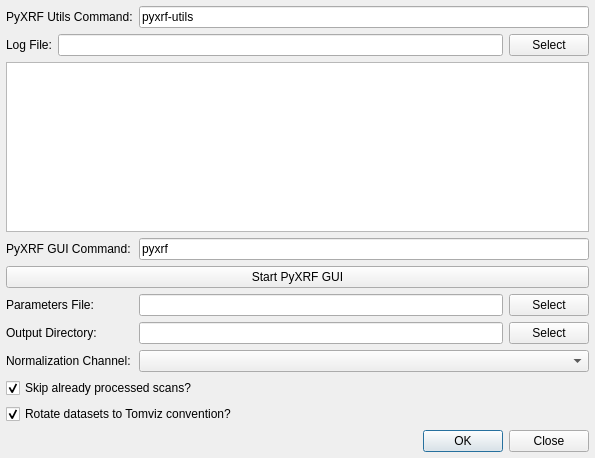
Before: the Qt Designer form tomviz/PyXRFProcessDialog.ui in OpenChemistry/tomviz, drawn with Qt 5.
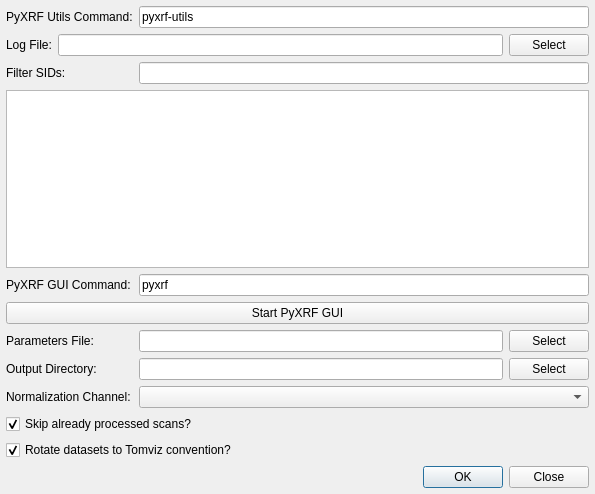
After: the same form once the commit is applied.

Commit message:
Add SID filtering to XRF process dialog
This allows numpy-like syntax to be used to filter out scan IDs.

The edit to the form file:
```diff
--- a/tomviz/PyXRFProcessDialog.ui
+++ b/tomviz/PyXRFProcessDialog.ui
@@ -7,7 +7,7 @@
     <x>0</x>
     <y>0</y>
     <width>595</width>
-    <height>458</height>
+    <height>494</height>
    </rect>
   </property>
   <property name="windowTitle">
@@ -26,7 +26,14 @@
    <property name="bottomMargin">
     <number>6</number>
    </property>
-   <item row="8" column="0">
+   <item row="9" column="1">
+    <widget class="QLineEdit" name="outputDirectory">
+     <property name="toolTip">
+      <string>&lt;html&gt;&lt;head/&gt;&lt;body&gt;&lt;p&gt;The directory where the output will be written.&lt;/p&gt;&lt;/body&gt;&lt;/html&gt;</string>
+     </property>
+    </widget>
+   </item>
+   <item row="9" column="0">
     <widget class="QLabel" name="outputDirectoryLabel">
      <property name="toolTip">
       <string>&lt;html&gt;&lt;head/&gt;&lt;body&gt;&lt;p&gt;The directory where the output will be written.&lt;/p&gt;&lt;/body&gt;&lt;/html&gt;</string>
@@ -39,48 +46,7 @@
      </property>
     </widget>
    </item>
-   <item row="7" column="1">
-    <widget class="QLineEdit" name="parametersFile">
-     <property name="toolTip">
-      <string>&lt;html&gt;&lt;head/&gt;&lt;body&gt;&lt;p&gt;Select the parameters file that was generated using the PyXRF GUI on one of the datasets.&lt;/p&gt;&lt;/body&gt;&lt;/html&gt;</string>
-     </property>
-    </widget>
-   </item>
-   <item row="1" column="1" colspan="2">
-    <widget class="QLineEdit" name="command">
-     <property name="text">
-      <string>pyxrf-utils</string>
-     </property>
-    </widget>
-   </item>
-   <item row="9" column="1" colspan="2">
-    <widget class="QComboBox" name="icName">
-     <property name="toolTip">
-      <string>&lt;html&gt;&lt;head/&gt;&lt;body&gt;&lt;p&gt;Name of the scalar for normalization of fluorescence data.&lt;/p&gt;&lt;/body&gt;&lt;/html&gt;</string>
-     </property>
-    </widget>
-   </item>
-   <item row="1" column="0">
-    <widget class="QLabel" name="commandLabel">
-     <property name="text">
-      <string>PyXRF Utils Command:</string>
-     </property>
-    </widget>
-   </item>
-   <item row="9" column="0">
-    <widget class="QLabel" name="icNameLabel">
-     <property name="toolTip">
-      <string>&lt;html&gt;&lt;head/&gt;&lt;body&gt;&lt;p&gt;Name of the scalar for normalization of fluorescence data.&lt;/p&gt;&lt;/body&gt;&lt;/html&gt;</string>
-     </property>
-     <property name="text">
-      <string>Normalization Channel:</string>
-     </property>
-     <property name="buddy">
-      <cstring>icName</cstring>
-     </property>
-    </widget>
-   </item>
-   <item row="12" column="0" colspan="3">
+   <item row="13" column="0" colspan="3">
     <widget class="QDialogButtonBox" name="buttonBox">
      <property name="orientation">
       <enum>Qt::Horizontal</enum>
@@ -90,27 +56,17 @@
      </property>
     </widget>
    </item>
-   <item row="7" column="0">
-    <widget class="QLabel" name="parametersFileLabel">
+   <item row="4" column="0">
+    <widget class="QLabel" name="filterSidsLabel">
      <property name="toolTip">
-      <string>&lt;html&gt;&lt;head/&gt;&lt;body&gt;&lt;p&gt;Select the parameters file that was generated using the PyXRF GUI on one of the datasets.&lt;/p&gt;&lt;/body&gt;&lt;/html&gt;</string>
+      <string>&lt;html&gt;&lt;head/&gt;&lt;body&gt;&lt;p&gt;Filter out SIDs using numpy-like slice syntax. For example: &lt;br/&gt;&lt;/p&gt;&lt;p&gt;157394:157413:3&lt;br/&gt;&lt;/p&gt;&lt;p&gt;This would only allow every third number between 157394 (inclusive) and 157413 (exclusive) to be shown.&lt;br/&gt;&lt;/p&gt;&lt;p&gt;The filtered out SIDs are hidden and won't be used in the next step.&lt;br/&gt;&lt;/p&gt;&lt;p&gt;This also supports separate sets of comma-delimited slices, for example:&lt;br/&gt;&lt;/p&gt;&lt;p&gt;157394:157413:3, 157420:157500:2&lt;/p&gt;&lt;/body&gt;&lt;/html&gt;</string>
      </property>
      <property name="text">
-      <string>Parameters File:</string>
+      <string>Filter SIDs:</string>
      </property>
-     <property name="buddy">
-      <cstring>parametersFile</cstring>
-     </property>
     </widget>
    </item>
-   <item row="8" column="1">
-    <widget class="QLineEdit" name="outputDirectory">
-     <property name="toolTip">
-      <string>&lt;html&gt;&lt;head/&gt;&lt;body&gt;&lt;p&gt;The directory where the output will be written.&lt;/p&gt;&lt;/body&gt;&lt;/html&gt;</string>
-     </property>
-    </widget>
-   </item>
-   <item row="10" column="0" colspan="3">
+   <item row="11" column="0" colspan="3">
     <widget class="QCheckBox" name="skipProcessed">
      <property name="toolTip">
       <string>&lt;html&gt;&lt;head/&gt;&lt;body&gt;&lt;p&gt;xrf-tomo will store the output from processed scans within the input HDF5 files. If this is checked, any HDF5 files that have already been processed will be skipped over, and their old output re-used.&lt;/p&gt;&lt;p&gt;&lt;br/&gt;&lt;/p&gt;&lt;p&gt;This should be unchecked if you change the parameters file or the normalization channel - otherwise, previously processed files will not be processed with the updated values.&lt;/p&gt;&lt;/body&gt;&lt;/html&gt;</string>
@@ -123,33 +79,7 @@
      </property>
     </widget>
    </item>
-   <item row="3" column="0" colspan="3">
-    <widget class="QTableWidget" name="logFileTable">
-     <property name="editTriggers">
-      <set>QAbstractItemView::NoEditTriggers</set>
-     </property>
-     <property name="selectionMode">
-      <enum>QAbstractItemView::NoSelection</enum>
-     </property>
-     <attribute name="horizontalHeaderStretchLastSection">
-      <bool>true</bool>
-     </attribute>
-    </widget>
-   </item>
-   <item row="11" column="0" colspan="3">
-    <widget class="QCheckBox" name="rotateDatasets">
-     <property name="toolTip">
-      <string>&lt;html&gt;&lt;head/&gt;&lt;body&gt;&lt;p&gt;The orientation of the tilt series from PyXRF does match what Tomviz expects internally. Rotating the data ensures that the later Tomviz operators will be able to run properly.&lt;/p&gt;&lt;/body&gt;&lt;/html&gt;</string>
-     </property>
-     <property name="text">
-      <string>Rotate datasets to Tomviz convention?</string>
-     </property>
-     <property name="checked">
-      <bool>true</bool>
-     </property>
-    </widget>
-   </item>
-   <item row="7" column="2">
+   <item row="8" column="2">
     <widget class="QPushButton" name="selectParametersFile">
      <property name="toolTip">
       <string>&lt;html&gt;&lt;head/&gt;&lt;body&gt;&lt;p&gt;Select the parameters file that was generated using the PyXRF GUI on one of the datasets.&lt;/p&gt;&lt;/body&gt;&lt;/html&gt;</string>
@@ -159,6 +89,20 @@
      </property>
     </widget>
    </item>
+   <item row="1" column="0">
+    <widget class="QLabel" name="commandLabel">
+     <property name="text">
+      <string>PyXRF Utils Command:</string>
+     </property>
+    </widget>
+   </item>
+   <item row="1" column="1" colspan="2">
+    <widget class="QLineEdit" name="command">
+     <property name="text">
+      <string>pyxrf-utils</string>
+     </property>
+    </widget>
+   </item>
    <item row="2" column="0" colspan="3">
     <layout class="QHBoxLayout" name="logFileLayout">
      <item>
@@ -193,24 +137,27 @@
      </item>
     </layout>
    </item>
-   <item row="8" column="2">
-    <widget class="QPushButton" name="selectOutputDirectory">
-     <property name="toolTip">
-      <string>&lt;html&gt;&lt;head/&gt;&lt;body&gt;&lt;p&gt;The directory where the output will be written.&lt;/p&gt;&lt;/body&gt;&lt;/html&gt;</string>
-     </property>
-     <property name="text">
-      <string>Select</string>
-     </property>
-    </widget>
-   </item>
-   <item row="5" column="0">
+   <item row="6" column="0">
     <widget class="QLabel" name="pyxrfGUICommandLabel">
      <property name="text">
       <string>PyXRF GUI Command:</string>
      </property>
     </widget>
    </item>
-   <item row="6" column="0" colspan="3">
+   <item row="10" column="0">
+    <widget class="QLabel" name="icNameLabel">
+     <property name="toolTip">
+      <string>&lt;html&gt;&lt;head/&gt;&lt;body&gt;&lt;p&gt;Name of the scalar for normalization of fluorescence data.&lt;/p&gt;&lt;/body&gt;&lt;/html&gt;</string>
+     </property>
+     <property name="text">
+      <string>Normalization Channel:</string>
+     </property>
+     <property name="buddy">
+      <cstring>icName</cstring>
+     </property>
+    </widget>
+   </item>
+   <item row="7" column="0" colspan="3">
     <widget class="QPushButton" name="startPyXRFGUI">
      <property name="toolTip">
       <string>&lt;html&gt;&lt;head/&gt;&lt;body&gt;&lt;p&gt;Use the PyXRF GUI to generate a parameters file with one of the datasets. Then, select the parameters file below.&lt;/p&gt;&lt;/body&gt;&lt;/html&gt;</string>
@@ -220,13 +167,83 @@
      </property>
     </widget>
    </item>
-   <item row="5" column="1" colspan="2">
+   <item row="10" column="1" colspan="2">
+    <widget class="QComboBox" name="icName">
+     <property name="toolTip">
+      <string>&lt;html&gt;&lt;head/&gt;&lt;body&gt;&lt;p&gt;Name of the scalar for normalization of fluorescence data.&lt;/p&gt;&lt;/body&gt;&lt;/html&gt;</string>
+     </property>
+    </widget>
+   </item>
+   <item row="6" column="1" colspan="2">
     <widget class="QLineEdit" name="pyxrfGUICommand">
      <property name="text">
       <string>pyxrf</string>
      </property>
     </widget>
    </item>
+   <item row="9" column="2">
+    <widget class="QPushButton" name="selectOutputDirectory">
+     <property name="toolTip">
+      <string>&lt;html&gt;&lt;head/&gt;&lt;body&gt;&lt;p&gt;The directory where the output will be written.&lt;/p&gt;&lt;/body&gt;&lt;/html&gt;</string>
+     </property>
+     <property name="text">
+      <string>Select</string>
+     </property>
+    </widget>
+   </item>
+   <item row="8" column="0">
+    <widget class="QLabel" name="parametersFileLabel">
+     <property name="toolTip">
+      <string>&lt;html&gt;&lt;head/&gt;&lt;body&gt;&lt;p&gt;Select the parameters file that was generated using the PyXRF GUI on one of the datasets.&lt;/p&gt;&lt;/body&gt;&lt;/html&gt;</string>
+     </property>
+     <property name="text">
+      <string>Parameters File:</string>
+     </property>
+     <property name="buddy">
+      <cstring>parametersFile</cstring>
+     </property>
+    </widget>
+   </item>
+   <item row="12" column="0" colspan="3">
+    <widget class="QCheckBox" name="rotateDatasets">
+     <property name="toolTip">
+      <string>&lt;html&gt;&lt;head/&gt;&lt;body&gt;&lt;p&gt;The orientation of the tilt series from PyXRF does match what Tomviz expects internally. Rotating the data ensures that the later Tomviz operators will be able to run properly.&lt;/p&gt;&lt;/body&gt;&lt;/html&gt;</string>
+     </property>
+     <property name="text">
+      <string>Rotate datasets to Tomviz convention?</string>
+     </property>
+     <property name="checked">
+      <bool>true</bool>
+     </property>
+    </widget>
+   </item>
+   <item row="8" column="1">
+    <widget class="QLineEdit" name="parametersFile">
+     <property name="toolTip">
+      <string>&lt;html&gt;&lt;head/&gt;&lt;body&gt;&lt;p&gt;Select the parameters file that was generated using the PyXRF GUI on one of the datasets.&lt;/p&gt;&lt;/body&gt;&lt;/html&gt;</string>
+     </property>
+    </widget>
+   </item>
+   <item row="5" column="0" colspan="3">
+    <widget class="QTableWidget" name="logFileTable">
+     <property name="editTriggers">
+      <set>QAbstractItemView::NoEditTriggers</set>
+     </property>
+     <property name="selectionMode">
+      <enum>QAbstractItemView::NoSelection</enum>
+     </property>
+     <attribute name="horizontalHeaderStretchLastSection">
+      <bool>true</bool>
+     </attribute>
+    </widget>
+   </item>
+   <item row="4" column="1" colspan="2">
+    <widget class="QLineEdit" name="filterSidsString">
+     <property name="toolTip">
+      <string>&lt;html&gt;&lt;head/&gt;&lt;body&gt;&lt;p&gt;Filter out SIDs using numpy-like slice syntax. For example: &lt;br/&gt;&lt;/p&gt;&lt;p&gt;157394:157413:3&lt;br/&gt;&lt;/p&gt;&lt;p&gt;This would only allow every third number between 157394 (inclusive) and 157413 (exclusive) to be shown.&lt;br/&gt;&lt;/p&gt;&lt;p&gt;The filtered out SIDs are hidden and won't be used in the next step.&lt;br/&gt;&lt;/p&gt;&lt;p&gt;This also supports separate sets of comma-delimited slices, for example:&lt;br/&gt;&lt;/p&gt;&lt;p&gt;157394:157413:3, 157420:157500:2&lt;/p&gt;&lt;/body&gt;&lt;/html&gt;</string>
+     </property>
+    </widget>
+   </item>
   </layout>
  </widget>
  <tabstops>
```
Left out of the diff: 1 changed line with no effect on the pictures. The commit also changes 6 other files.
